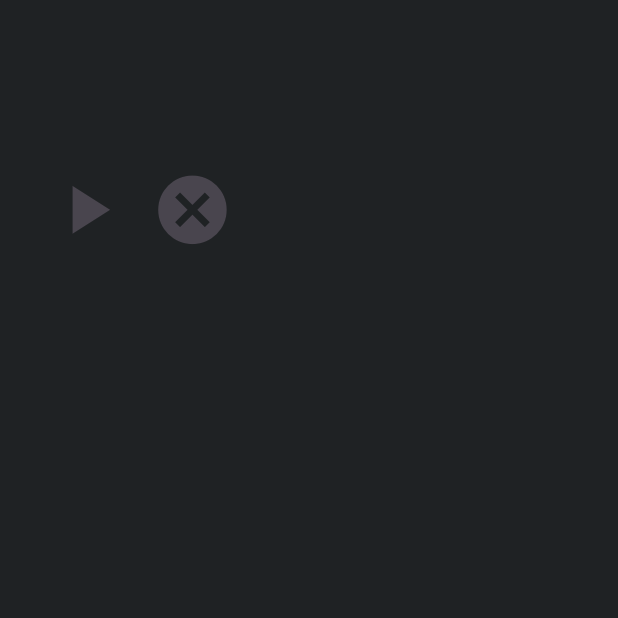
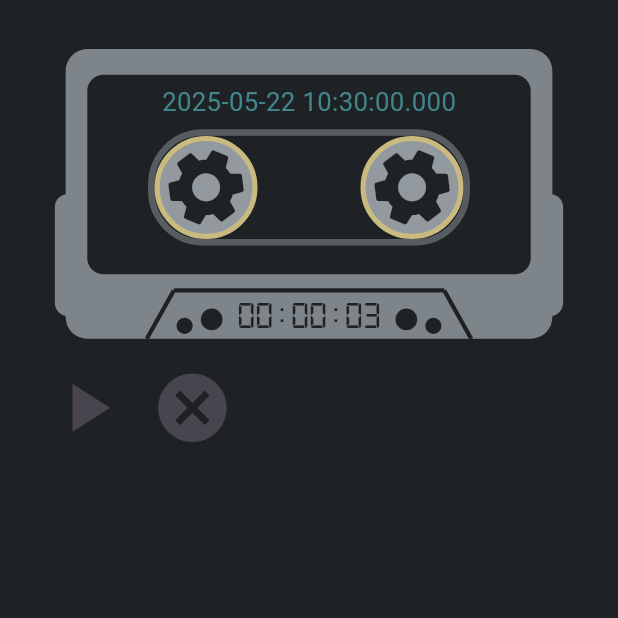
Before and after one commit to xiaoshihou514/jiyi, a Flutter app: the RecordPage screen opened directly, after a tap on the "pause" icon, on a phone screen of 412 x 824 dp, the top half of it. Run offline on Flutter 3.47's test engine with Material 3 defaults, Android fonts, the phone set to English and light mode, and no system bars; our stand-ins replace file_picker, flutter_animate, flutter_screenutil, flutter_secure_storage, local_auth, permission_handler; missing offline and left inert: flutter_recorder; accounts and stored records are empty; Roboto replaces fonts that are missing (851手写杂书体).

Commit message:
feat: tape recorder

```diff
--- /dev/null
+++ b/lib/components/recorder_tape.dart
@@ -0,0 +1,147 @@
+import 'package:flutter/material.dart';
+import 'package:flutter/scheduler.dart';
+import 'package:flutter_screenutil/flutter_screenutil.dart';
+
+import 'package:jiyi/components/soundviz.dart';
+import 'package:jiyi/components/tape.dart';
+import 'package:jiyi/components/tapewheel.dart';
+import 'package:jiyi/pages/default_colors.dart';
+
+extension on num {
+  double get em =>
+      (ScreenUtil().screenWidth > ScreenUtil().screenHeight)
+          ? sh / 128
+          : sw / 96;
+}
+
+class RecordingTape extends StatefulWidget {
+  final DateTime _start;
+  const RecordingTape(this._start, {super.key});
+
+  @override
+  State<RecordingTape> createState() => _RecordingTapeState();
+}
+
+class _RecordingTapeState extends State<RecordingTape>
+    with SingleTickerProviderStateMixin {
+  late final Ticker ticker;
+  Duration duration = Duration.zero;
+
+  @override
+  void initState() {
+    super.initState();
+    ticker = createTicker(_tick);
+    ticker.start();
+  }
+
+  @override
+  void dispose() {
+    ticker.stop();
+    super.dispose();
+  }
+
+  void _tick(Duration elapsed) {
+    if (elapsed > Duration(milliseconds: 16) && context.mounted) {
+      setState(() {
+        duration = DateTime.now().difference(widget._start);
+      });
+    }
+  }
+
+  String _printDuration(Duration duration) {
+    String twoDigits(int n) => n.toString().padLeft(2, "0");
+    String twoDigitMinutes = twoDigits(duration.inMinutes.remainder(60).abs());
+    String twoDigitSeconds = twoDigits(duration.inSeconds.remainder(60).abs());
+    return "${twoDigits(duration.inHours)}:$twoDigitMinutes:$twoDigitSeconds";
+  }
+
+  @override
+  Widget build(BuildContext context) {
+    ScreenUtil.init(context);
+
+    return Stack(
+      alignment: AlignmentDirectional.center,
+      children: [
+        SizedBox(width: 84.em, height: 50.em, child: Tape()),
+        // tape "hole"
+        Padding(
+          padding: EdgeInsets.only(bottom: 2.em),
+          child: Container(
+            width: 50.em,
+            height: 18.05.em,
+            decoration: BoxDecoration(
+              color: DefaultColors.bg,
+              borderRadius: BorderRadius.circular(8.5.em),
+              border: Border.all(color: DefaultColors.shade_3, width: 1.em),
+            ),
+          ),
+        ),
+        // sound wave
+        Padding(
+          padding: EdgeInsets.only(bottom: 2.em),
+          child: SizedBox(width: 32.em, height: 8.em, child: SoundViz()),
+        ),
+        // tape cog - left
+        Positioned(
+          top: 16.em,
+          left: 18.em,
+          child: Container(
+            width: 16.em,
+            height: 16.em,
+            decoration: BoxDecoration(
+              color: DefaultColors.shade_6,
+              borderRadius: BorderRadius.circular(8.em),
+              border: Border.all(color: DefaultColors.func, width: 0.8.em),
+            ),
+            child: FittedBox(child: Tapewheel()),
+          ),
+        ),
+        // tape cog - right
+        Positioned(
+          top: 16.em,
+          right: 18.em,
+          child: Container(
+            width: 16.em,
+            height: 16.em,
+            decoration: BoxDecoration(
+              color: DefaultColors.shade_6,
+              borderRadius: BorderRadius.circular(8.em),
+              border: Border.all(color: DefaultColors.func, width: 0.8.em),
+            ),
+            child: FittedBox(child: Tapewheel()),
+          ),
+        ),
+        // tape title
+        Positioned(
+          top: 8.em,
+          child: Text.rich(
+            TextSpan(
+              text: widget._start.toString(),
+              style: TextStyle(
+                fontSize: 4.em,
+                fontFamily: "851手写杂书体",
+                decoration: TextDecoration.none,
+                color: DefaultColors.info,
+              ),
+            ),
+          ),
+        ),
+        // record time
+        Positioned(
+          bottom: 2.5.em,
+          child: Text.rich(
+            TextSpan(
+              text: _printDuration(duration),
+              style: TextStyle(
+                fontSize: 6.em,
+                fontFamily: "digital7-mono",
+                decoration: TextDecoration.none,
+                color: DefaultColors.bg,
+              ),
+            ),
+          ),
+        ),
+      ],
+    );
+  }
+}
--- a/lib/components/soundviz.dart
+++ b/lib/components/soundviz.dart
@@ -31,7 +31,9 @@ class SoundVizState extends State<SoundViz>
   }
 
   void _tick(Duration elapsed) {
-    if (context.mounted && Recorder.instance.isDeviceStarted()) {
+    if (elapsed > Duration(milliseconds: 16) &&
+        context.mounted &&
+        Recorder.instance.isDeviceStarted()) {
       setState(() {});
     }
   }
@@ -49,7 +51,6 @@ class SoundVizState extends State<SoundViz>
 }
 
 class SoundVizPainter extends CustomPainter {
-  SoundVizPainter();
   static final offsets = DoubleLinkedQueue();
   static final stroke = Paint();
   static const sampleSize = 256;
@@ -102,12 +103,10 @@ class SoundVizPainter extends CustomPainter {
       Offset(size.width, size.height / 2),
       Paint()
         ..color = DefaultColors.shade_3
-        ..strokeWidth = 2.0,
+        ..strokeWidth = 1.0,
     );
   }
 
   @override
-  bool shouldRepaint(SoundVizPainter oldDelegate) {
-    return true;
-  }
+  bool shouldRepaint(SoundVizPainter oldDelegate) => true;
 }
--- /dev/null
+++ b/lib/components/tape.dart
@@ -0,0 +1,78 @@
+import 'package:flutter/material.dart';
+import 'package:jiyi/pages/default_colors.dart';
+
+class Tape extends StatefulWidget {
+  const Tape({super.key});
+
+  @override
+  State<Tape> createState() => _TapeState();
+}
+
+class _TapeState extends State<Tape> {
+  @override
+  Widget build(BuildContext context) {
+    return RepaintBoundary(
+      child: CustomPaint(
+        key: UniqueKey(),
+        painter: TapePainter(),
+        child: Container(),
+      ),
+    );
+  }
+}
+
+class TapePainter extends CustomPainter {
+  @override
+  void paint(Canvas canvas, Size size) {
+    final bg = Paint()..color = DefaultColors.shade_5;
+    final w = size.width;
+    final h = size.height;
+    // main frame
+    canvas.drawRRect(
+      RRect.fromRectAndRadius(
+        Rect.fromLTWH(0.05 * w, 0.05 * h, w * 0.9, h * 0.9),
+        Radius.circular(w * 0.04),
+      ),
+      bg,
+    );
+    // lower clutches
+    canvas.drawRRect(
+      RRect.fromRectAndRadius(
+        Rect.fromLTWH(w * 0.92, h * 0.5, w * 0.05, h * 0.38),
+        Radius.circular(w * 0.04),
+      ),
+      bg,
+    );
+    canvas.drawRRect(
+      RRect.fromRectAndRadius(
+        Rect.fromLTWH(w * 0.03, h * 0.5, w * 0.05, h * 0.38),
+        Radius.circular(w * 0.04),
+      ),
+      bg,
+    );
+    // lower lines
+    final fg =
+        Paint()
+          ..color = DefaultColors.bg
+          ..strokeWidth = w / 128;
+    canvas.drawLine(Offset(0.2 * w, 0.95 * h), Offset(0.25 * w, 0.8 * h), fg);
+    canvas.drawLine(Offset(0.8 * w, 0.95 * h), Offset(0.75 * w, 0.8 * h), fg);
+    canvas.drawLine(Offset(0.25 * w, 0.8 * h), Offset(0.75 * w, 0.8 * h), fg);
+    // lower hole decorations
+    canvas.drawCircle(Offset(0.27 * w, 0.91 * h), w * 0.015, fg);
+    canvas.drawCircle(Offset(0.73 * w, 0.91 * h), w * 0.015, fg);
+    canvas.drawCircle(Offset(0.32 * w, 0.89 * h), w * 0.02, fg);
+    canvas.drawCircle(Offset(0.68 * w, 0.89 * h), w * 0.02, fg);
+    // tape background
+    canvas.drawRRect(
+      RRect.fromRectAndRadius(
+        Rect.fromLTWH(0.09 * w, 0.13 * h, w * 0.82, h * 0.62),
+        Radius.circular(w * 0.03),
+      ),
+      fg,
+    );
+  }
+
+  @override
+  bool shouldRepaint(covariant CustomPainter oldDelegate) => true;
+}
--- /dev/null
+++ b/lib/components/tapewheel.dart
@@ -0,0 +1,46 @@
+import 'package:flutter/material.dart';
+import 'package:flutter/scheduler.dart';
+import 'package:jiyi/pages/default_colors.dart';
+
+class Tapewheel extends StatefulWidget {
+  const Tapewheel({super.key});
+
+  @override
+  State<Tapewheel> createState() => _TapewheelState();
+}
+
+class _TapewheelState extends State<Tapewheel>
+    with SingleTickerProviderStateMixin {
+  double turn = 0.0;
+  late final Ticker ticker;
+
+  @override
+  void initState() {
+    super.initState();
+    ticker = createTicker(_tick);
+    ticker.start();
+  }
+
+  @override
+  void dispose() {
+    ticker.stop();
+    super.dispose();
+  }
+
+  void _tick(Duration elapsed) {
+    if (context.mounted) {
+      setState(() {
+        turn += 0.01;
+      });
+    }
+  }
+
+  @override
+  Widget build(BuildContext context) {
+    return AnimatedRotation(
+      turns: turn,
+      duration: const Duration(seconds: 1),
+      child: Icon(Icons.settings, color: DefaultColors.bg),
+    );
+  }
+}
--- a/lib/pages/home.dart
+++ b/lib/pages/home.dart
@@ -2,12 +2,12 @@ import 'package:flutter/material.dart';
 import 'package:flutter_secure_storage/flutter_secure_storage.dart';
 import 'package:flutter_screenutil/flutter_screenutil.dart';
 
-import 'package:jiyi/em.dart';
+import 'package:jiyi/utils/em.dart';
 import 'package:jiyi/l10n/localizations.dart';
 import 'package:jiyi/pages/default_colors.dart';
-import 'package:jiyi/authenticator.dart';
+import 'package:jiyi/utils/authenticator.dart';
 import 'package:jiyi/pages/record.dart';
-import 'package:jiyi/smooth_router.dart';
+import 'package:jiyi/utils/smooth_router.dart';
 
 class HomePage extends StatefulWidget {
   final bool skipEncryption;
--- a/lib/pages/record.dart
+++ b/lib/pages/record.dart
@@ -3,12 +3,12 @@ import 'dart:io';
 import 'package:flutter/material.dart';
 import 'package:flutter_recorder/flutter_recorder.dart';
 import 'package:flutter_screenutil/flutter_screenutil.dart';
-import 'package:jiyi/components/soundviz.dart';
+import 'package:jiyi/components/recorder_tape.dart';
 import 'package:jiyi/l10n/localizations.dart';
 import 'package:permission_handler/permission_handler.dart';
 
 import 'package:jiyi/pages/default_colors.dart';
-import 'package:jiyi/em.dart';
+import 'package:jiyi/utils/em.dart';
 
 class RecordPage extends StatefulWidget {
   const RecordPage({super.key});
@@ -19,6 +19,7 @@ class RecordPage extends StatefulWidget {
 
 class _RecordPageState extends State<RecordPage> {
   bool _isPaused = false;
+  final timestamp = DateTime.now().toLocal();
 
   @override
   Widget build(BuildContext context) {
@@ -31,7 +32,7 @@ class _RecordPageState extends State<RecordPage> {
         padding: EdgeInsets.all(8.em),
         child: Column(
           children: [
-            SizedBox(width: 100.em, height: 30.em, child: SoundViz()),
+            RecordingTape(timestamp),
             Row(
               children: [
                 IconButton(
--- a/lib/pages/setup/master_key.dart
+++ b/lib/pages/setup/master_key.dart
@@ -3,12 +3,12 @@ import 'package:flutter_animate/flutter_animate.dart';
 import 'package:flutter_screenutil/flutter_screenutil.dart';
 import 'package:flutter_secure_storage/flutter_secure_storage.dart';
 
-import 'package:jiyi/em.dart';
+import 'package:jiyi/utils/em.dart';
 import 'package:jiyi/l10n/localizations.dart';
 import 'package:jiyi/main.dart';
 import 'package:jiyi/pages/default_colors.dart';
 import 'package:jiyi/pages/setup/storage.dart';
-import 'package:jiyi/smooth_router.dart';
+import 'package:jiyi/utils/smooth_router.dart';
 
 const durationDim = Duration(seconds: 2);
 
--- a/lib/pages/setup/storage.dart
+++ b/lib/pages/setup/storage.dart
@@ -5,12 +5,12 @@ import 'package:flutter/material.dart';
 import 'package:flutter_screenutil/flutter_screenutil.dart';
 import 'package:flutter_secure_storage/flutter_secure_storage.dart';
 
-import 'package:jiyi/em.dart';
+import 'package:jiyi/utils/em.dart';
 import 'package:jiyi/l10n/localizations.dart';
 import 'package:jiyi/main.dart';
 import 'package:jiyi/pages/default_colors.dart';
 import 'package:jiyi/pages/home.dart';
-import 'package:jiyi/smooth_router.dart';
+import 'package:jiyi/utils/smooth_router.dart';
 import 'package:permission_handler/permission_handler.dart';
 
 class StoragePage extends StatefulWidget {
--- a/lib/pages/setup/welcome.dart
+++ b/lib/pages/setup/welcome.dart
@@ -5,9 +5,9 @@ import 'package:flutter_screenutil/flutter_screenutil.dart';
 import 'package:jiyi/pages/default_colors.dart';
 import 'package:jiyi/pages/setup/master_key.dart';
 import 'package:jiyi/l10n/localizations.dart';
-import 'package:jiyi/em.dart';
+import 'package:jiyi/utils/em.dart';
 import 'package:jiyi/pages/setup/storage.dart';
-import 'package:jiyi/smooth_router.dart';
+import 'package:jiyi/utils/smooth_router.dart';
 
 const delay_1 = Duration(milliseconds: 100);
 const duration_1 = Duration(seconds: 1);
--- a/lib/authenticator.dart
+++ b/lib/utils/authenticator.dart
@@ -3,7 +3,7 @@ import "package:flutter/material.dart";
 import "package:flutter/services.dart";
 import "package:local_auth/local_auth.dart";
 
-import "package:jiyi/em.dart";
+import "package:jiyi/utils/em.dart";
 import "package:jiyi/l10n/localizations.dart";
 import "package:jiyi/pages/default_colors.dart";
 
--- a/pubspec.yaml
+++ b/pubspec.yaml
@@ -53,6 +53,9 @@ flutter:
     - family: 朱雀仿宋
       fonts:
         - asset: fonts/朱雀仿宋.ttf
+    - family: digital7-mono
+      fonts:
+        - asset: fonts/digital-7-mono.ttf
 
 flutter_app_name_localization:
   default: "记忆"
```
Also changed, not shown: fonts/digital-7-mono.ttf (added), lib/utils/em.dart (renamed from lib/em.dart), lib/utils/encryption.dart (renamed from lib/encryption.dart), lib/utils/smooth_router.dart (renamed from lib/smooth_router.dart), pubspec.lock.
